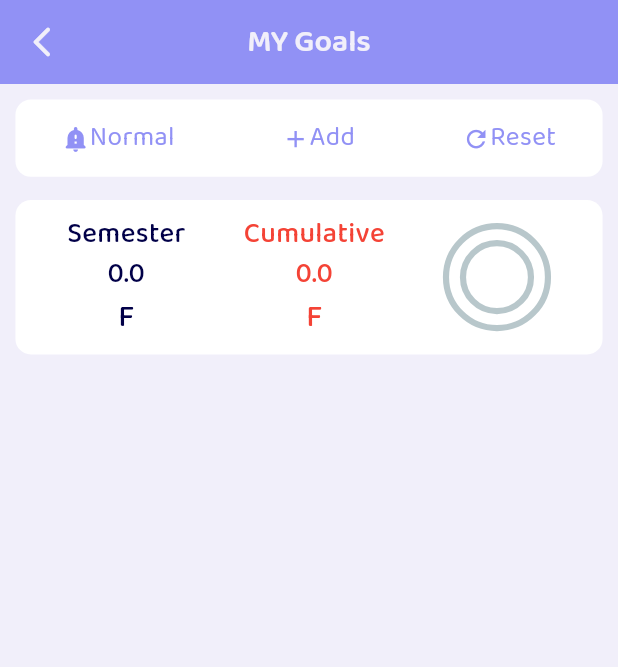
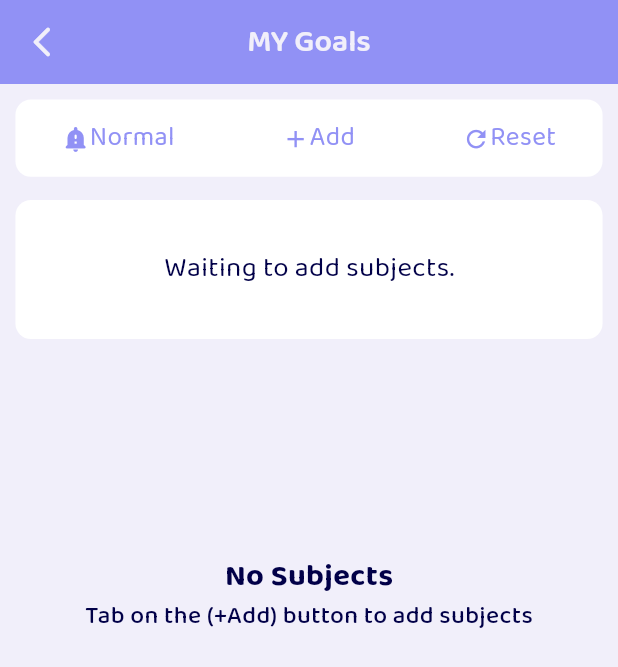
Before and after one commit to delbertkimbi/GPA_Guide, a Flutter app: the IndividaulGoals screen opened directly, on a phone screen of 412 x 824 dp. Shown: the top 667 px of the screen. Run offline on Flutter 3.47's test engine with Material 3 defaults, Android fonts, the phone set to English and light mode, and no system bars; drawn by our look-alikes of percent_indicator; our stand-ins replace auto_route, carousel_slider, dash_chat_2, firebase_auth, firebase_core, flutter_bloc and 10 more; accounts and stored records are empty.

Commit message:
Functional goals section

```diff
--- a/gpa_calcos/lib/Bussiness/calculation/GetUserInfoCubit/subject_info_cubit_cubit.dart
+++ b/gpa_calcos/lib/Bussiness/calculation/GetUserInfoCubit/subject_info_cubit_cubit.dart
@@ -41,7 +41,7 @@ class SubjectInfoCubit extends Cubit<List<Subject>> {
       case 'F':
         return 0.0;
       default:
-        return 0;
+        return 0.0;
     }
   }
 
@@ -69,19 +69,19 @@ class SubjectInfoCubit extends Cubit<List<Subject>> {
     switch (calculateGPA()) {
       case 4.0:
         return 'A';
-      case 3.5:
+      case >= 3.5 && < 4.0:
         return 'B+';
-      case 3.0:
+      case >= 3.0 && < 3.5:
         return 'B';
-      case 2.5:
+      case >= 2.5 && < 3.0:
         return 'C+';
-      case 2.0:
+      case >= 2.0 && < 2.5:
         return 'C';
-      case 1.5:
+      case >= 1.5 && < 2.0:
         return 'D+';
-      case 1.0:
+      case >= 1.0 && < 2.0:
         return 'D';
-      case 0.0:
+      case >= 0.0 && < 1.0:
         return 'F';
       default:
         return '';
--- a/gpa_calcos/lib/Presentation/screens/GPA goals/individual_goals.dart
+++ b/gpa_calcos/lib/Presentation/screens/GPA goals/individual_goals.dart
@@ -78,9 +78,18 @@ class _IndividaulGoalsState extends State<IndividaulGoals> {
                           text: 'Add',
                         ),
                       ),
-                      _rowTextIcon(
+                      GestureDetector(
+                        onTap: () {
+                          setState(() {
+                            for (var i = 0; i < state.length; i++) {
+                              state[i].grade = ' ';
+                            }
+                          });
+                        },
+                        child: _rowTextIcon(
                           icon: Icons.refresh,
                           text: 'Reset',
+                        ),
                       ),
                     ],
                   ),
@@ -88,9 +97,10 @@ class _IndividaulGoalsState extends State<IndividaulGoals> {
                 SizedBox(
                   height: 15.h,
                 ),
-                Container(
-                  padding:
-                      EdgeInsets.symmetric(horizontal: 30.w, vertical: 5.h),
+                state.isNotEmpty
+                    ? Container(
+                        padding: EdgeInsets.symmetric(
+                            horizontal: 30.w, vertical: 5.h),
                         height: 100.h,
                         decoration: BoxDecoration(
                           color: Colors.white,
@@ -106,7 +116,8 @@ class _IndividaulGoalsState extends State<IndividaulGoals> {
                                 gpa: BlocProvider.of<SubjectInfoCubit>(context)
                                     .calculateGPA()
                                     .toString(),
-                          grade: BlocProvider.of<SubjectInfoCubit>(context)
+                                grade:
+                                    BlocProvider.of<SubjectInfoCubit>(context)
                                         .totalGpaValueGrade()),
                             _columnText(
                               text: 'Cumulative',
@@ -122,7 +133,8 @@ class _IndividaulGoalsState extends State<IndividaulGoals> {
                               child: CircularPercentIndicator(
                                 radius: 35.h,
                                 lineWidth: 4.h,
-                          percent: BlocProvider.of<SubjectInfoCubit>(context)
+                                percent:
+                                    BlocProvider.of<SubjectInfoCubit>(context)
                                             .calculateGPA() /
                                         4,
                                 progressColor: MainColors.color1,
@@ -131,8 +143,8 @@ class _IndividaulGoalsState extends State<IndividaulGoals> {
                                   child: CircularPercentIndicator(
                                     radius: 24.h,
                                     lineWidth: 4.h,
-                              percent:
-                                  BlocProvider.of<SubjectInfoCubit>(context)
+                                    percent: BlocProvider.of<SubjectInfoCubit>(
+                                                context)
                                             .calculateGPA() /
                                         4,
                                     progressColor: Colors.red,
@@ -142,11 +154,33 @@ class _IndividaulGoalsState extends State<IndividaulGoals> {
                             ),
                           ],
                         ),
+                      )
+                    : Container(
+                        padding: EdgeInsets.symmetric(
+                            horizontal: 40.w, vertical: 5.h),
+                        height: 90.h,
+                        decoration: BoxDecoration(
+                          color: Colors.white,
+                          borderRadius: BorderRadius.circular(10.h),
+                        ),
+                        child: Center(
+                          child: Text(
+                            state.isNotEmpty
+                                ? "Add grades"
+                                : 'Waiting to add subjects.',
+                            style: TextStyle(
+                              color: MainColors.color1,
+                              fontSize: 18.sp,
+                              fontWeight: FontWeight.w400,
+                            ),
+                          ),
+                        ),
                       ),
                 SizedBox(
                   height: 20.h,
                 ),
-                Expanded(
+                state.isNotEmpty
+                    ? Expanded(
                         child: ListView.builder(
                           shrinkWrap: true,
                           itemCount: state.length,
@@ -230,21 +264,29 @@ class _IndividaulGoalsState extends State<IndividaulGoals> {
                                                       });
                                                     },
                                                     child: Container(
-                                                width: 20.r,
-                                                alignment: Alignment.center,
+                                                      width: 25.r,
+                                                      height: 30.r,
+                                                      alignment:
+                                                          Alignment.center,
                                                       decoration: BoxDecoration(
                                                         color: subject.grade ==
                                                                 grades[index]
-                                                      ? MainColors.color4
+                                                            ? MainColors.color2
                                                             : Colors.white,
                                                         shape: BoxShape.circle,
                                                       ),
                                                       child: Text(
                                                         grades[index],
                                                         style: TextStyle(
-                                                    fontWeight: FontWeight.w500,
-                                                    fontSize: 18.sp,
-                                                    color: MainColors.color1,
+                                                          fontWeight:
+                                                              FontWeight.w500,
+                                                          fontSize: 16.sp,
+                                                          color: subject
+                                                                      .grade ==
+                                                                  grades[index]
+                                                              ? Colors.white
+                                                              : MainColors
+                                                                  .color1,
                                                         ),
                                                       ),
                                                     ),
@@ -264,12 +306,13 @@ class _IndividaulGoalsState extends State<IndividaulGoals> {
                                             ? Container()
                                             : Row(
                                                 mainAxisAlignment:
-                                              MainAxisAlignment.spaceBetween,
+                                                    MainAxisAlignment
+                                                        .spaceBetween,
                                                 children: [
                                                   GestureDetector(
                                                     onTap: () {
-                                                updateName(
-                                                    context, state, subject);
+                                                      updateName(context, state,
+                                                          subject);
                                                     },
                                                     child: _columnTextIcon(
                                                       text: 'Rename',
@@ -278,8 +321,8 @@ class _IndividaulGoalsState extends State<IndividaulGoals> {
                                                   ),
                                                   GestureDetector(
                                                     onTap: () {
-                                                deleteSubject(
-                                                    context, state, subject);
+                                                      deleteSubject(context,
+                                                          state, subject);
                                                     },
                                                     child: _columnTextIcon(
                                                       text: 'Delete',
@@ -289,7 +332,8 @@ class _IndividaulGoalsState extends State<IndividaulGoals> {
                                                   GestureDetector(
                                                     onTap: () {
                                                       setState(() {
-                                                  state[index].grade = ' ';
+                                                        state[index].grade =
+                                                            ' ';
                                                       });
                                                     },
                                                     child: _columnTextIcon(
@@ -307,6 +351,31 @@ class _IndividaulGoalsState extends State<IndividaulGoals> {
                               ],
                             );
                           },
+                        ),
+                      )
+                    : Center(
+                        child: Column(
+                          children: [
+                            SizedBox(
+                              height: 120.h,
+                            ),
+                            Text(
+                              'No Subjects',
+                              style: TextStyle(
+                                color: MainColors.color1,
+                                fontSize: 20.sp,
+                                fontWeight: FontWeight.bold,
+                              ),
+                            ),
+                            Text(
+                              'Tab on the (+Add) button to add subjects',
+                              style: TextStyle(
+                                color: MainColors.color1,
+                                fontSize: 16.sp,
+                                fontWeight: FontWeight.w500,
+                              ),
+                            ),
+                          ],
                         ),
                       ),
                 SizedBox(
@@ -354,6 +423,8 @@ class _IndividaulGoalsState extends State<IndividaulGoals> {
                       setState(() {
                         subject.name = subjectNameController.text;
                       });
+
+                      Navigator.of(context).pop();
                     },
                     child: RegisterButton(
                       textSize: 18.sp,
@@ -532,9 +603,7 @@ class _IndividaulGoalsState extends State<IndividaulGoals> {
                         child: RegisterButton(
                           textSize: 18.sp,
                           text: 'Add',
-                          color: creditValueError || gradeError
-                              ? Colors.grey
-                              : MainColors
+                          color: MainColors
                               .color1, // Disable button or change color on error
                           fontWeight: FontWeight.w500,
                         ),
```
Also changed, not shown: 1 other file. Lines whose indentation alone changed are shown as unchanged.
